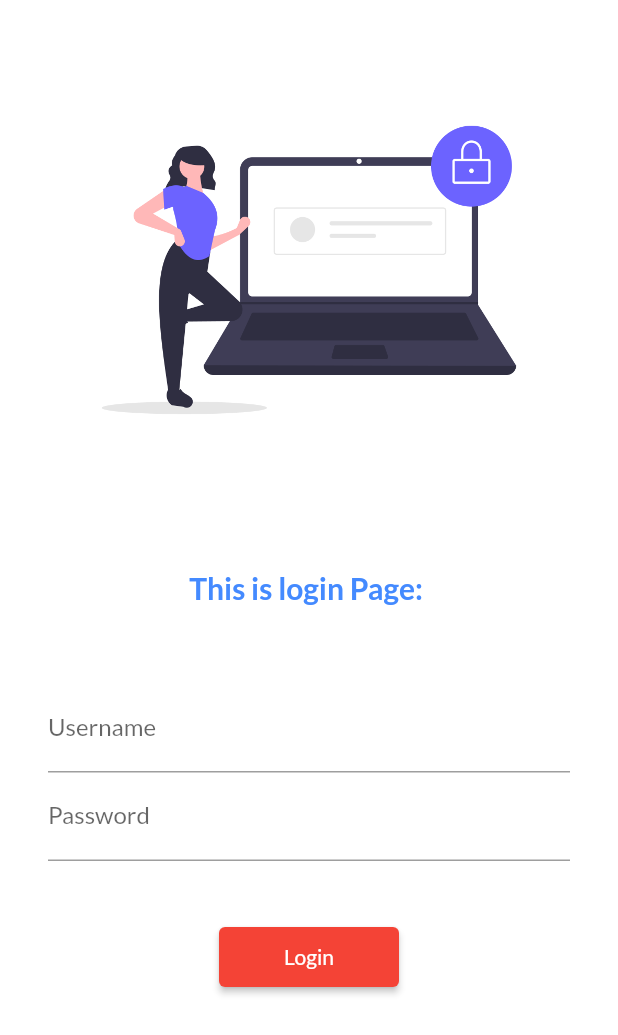
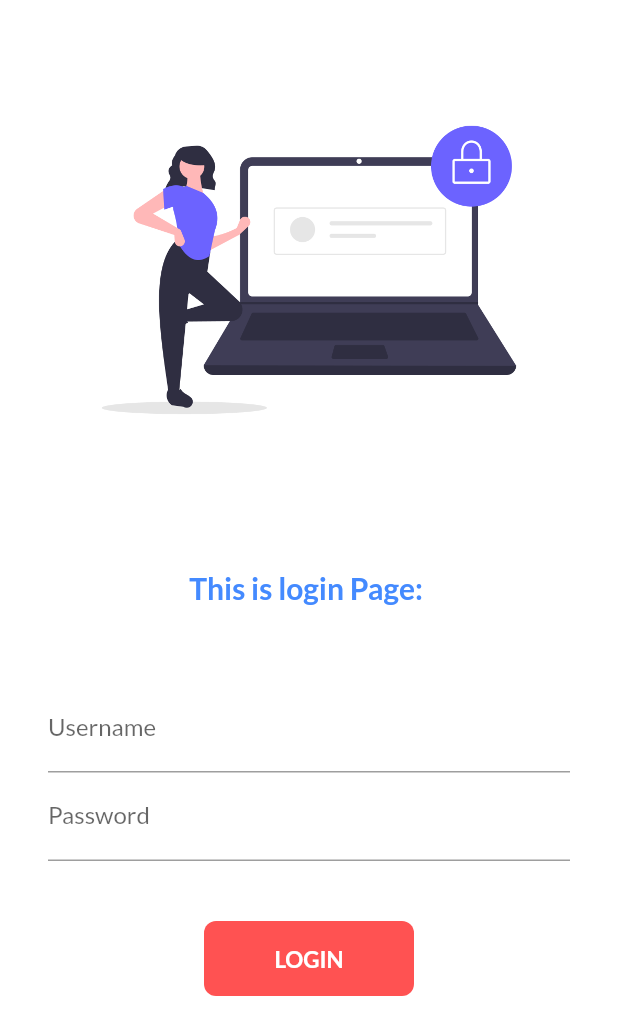
Before and after one commit to vaishnav-192/Android_development, a Flutter app: the login_page screen opened by its route, on a phone screen of 412 x 824 dp. Shown: the top 1035 px of the screen. Run offline on Flutter 3.47's test engine with Material 2 defaults, Android fonts, the phone set to English and light mode, and no system bars; our stand-ins replace google_fonts; missing offline and left inert: dart:js.

Commit message:
day_6 completed

```diff
--- a/lib/Pages/login_page.dart
+++ b/lib/Pages/login_page.dart
@@ -1,11 +1,18 @@
-// ignore_for_file: prefer_const_constructors
+// ignore_for_file: prefer_const_constructors, camel_case_types
 
 import 'package:flutter/material.dart';
 import 'package:flutter_application_1/utils/routes.dart';
 
-class login_page extends StatelessWidget {
+class login_page extends StatefulWidget {
   const login_page({Key? key}) : super(key: key);
 
+  @override
+  State<login_page> createState() => _login_pageState();
+}
+
+class _login_pageState extends State<login_page> {
+  String name = "";
+  bool changeButton = false;
   @override
   Widget build(BuildContext context) {
     return Material(
@@ -43,7 +50,7 @@ class login_page extends StatelessWidget {
               // ),
             ),
             Text(
-              "This is login Page: ",
+              "This is login Page: $name",
               style: TextStyle(
                 fontSize: 20,
                 color: Colors.blueAccent,
@@ -59,6 +66,10 @@ class login_page extends StatelessWidget {
                 TextFormField(
                   decoration: InputDecoration(
                       hintText: "Enter Username", labelText: "Username"),
+                  onChanged: (value) {
+                    name = value;
+                    setState(() {});
+                  },
                 ),
                 TextFormField(
                   obscureText: true,
@@ -68,13 +79,45 @@ class login_page extends StatelessWidget {
                 SizedBox(
                   height: 40,
                 ),
-                ElevatedButton(
-                  onPressed: () {
+                // ElevatedButton(
+                //   onPressed: () {
+                //     Navigator.pushNamed(context, MyRoutes.welcomeRoute);
+                //   },
+                //   child: Text("Login"),
+                //   style: TextButton.styleFrom(
+                //     minimumSize: Size(120, 40),
+                //   ),
+                // ),
+
+                InkWell(
+                  onTap: () async {
+                    setState(() {
+                      changeButton = true;
+                    });
+
+                    await Future.delayed(Duration(seconds: 1));
                     Navigator.pushNamed(context, MyRoutes.welcomeRoute);
                   },
-                  child: Text("Login"),
-                  style: TextButton.styleFrom(
-                    minimumSize: Size(120, 40),
+                  // hoverColor: Colors.greenAccent,
+                  // splashColor: Colors.white,
+                  child: AnimatedContainer(
+                    duration: Duration(seconds: 1),
+                    width: changeButton? 50 : 140,
+                    height: 50,
+                    alignment: Alignment.center,
+                    decoration: BoxDecoration(
+                      //shape: changeButton? BoxShape.circle : BoxShape.rectangle,
+                      borderRadius: BorderRadius.circular(changeButton? 50 : 8),
+                      color: Colors.redAccent,
+                    ),
+                    child: changeButton? Icon(Icons.done, color: Colors.white,) : Text(
+                      "LOGIN",
+                      style: TextStyle(
+                        color: Colors.white,
+                        fontWeight: FontWeight.bold,
+                        fontSize: 15,
+                      ),
+                    ),
                   ),
                 ),
               ]),
```
